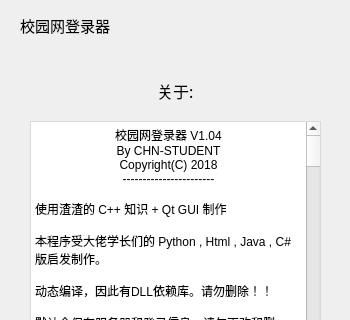
Qt form srun-3k-ui/mainwindow.ui (ehaut/srun3k-client-ui) before a commit; both pictures show x 0 to 350 and y 0 to 320 of the 350 by 500 pixel window.
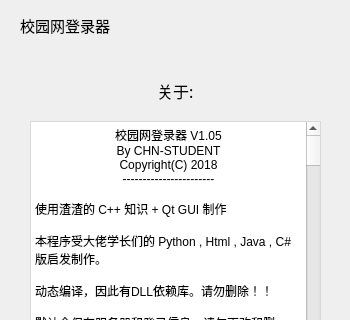
The same form after that commit.

Commit message: 在登陆和注销前先检查用户状态，防止在其他设备登陆或注销造成程序无法使用的问题

The edit to the form file:
```diff
--- a/srun-3k-ui/mainwindow.ui
+++ b/srun-3k-ui/mainwindow.ui
@@ -1244,7 +1244,7 @@
 &lt;html&gt;&lt;head&gt;&lt;meta name=&quot;qrichtext&quot; content=&quot;1&quot; /&gt;&lt;style type=&quot;text/css&quot;&gt;
 p, li { white-space: pre-wrap; }
 &lt;/style&gt;&lt;/head&gt;&lt;body style=&quot; font-family:'SimSun'; font-size:9pt; font-weight:400; font-style:normal;&quot;&gt;
-&lt;p align=&quot;center&quot; style=&quot; margin-top:0px; margin-bottom:0px; margin-left:0px; margin-right:0px; -qt-block-indent:0; text-indent:0px;&quot;&gt;校园网登录器 V1.04&lt;/p&gt;
+&lt;p align=&quot;center&quot; style=&quot; margin-top:0px; margin-bottom:0px; margin-left:0px; margin-right:0px; -qt-block-indent:0; text-indent:0px;&quot;&gt;校园网登录器 V1.05&lt;/p&gt;
 &lt;p align=&quot;center&quot; style=&quot; margin-top:0px; margin-bottom:0px; margin-left:0px; margin-right:0px; -qt-block-indent:0; text-indent:0px;&quot;&gt;By CHN-STUDENT&lt;/p&gt;
 &lt;p align=&quot;center&quot; style=&quot; margin-top:0px; margin-bottom:0px; margin-left:0px; margin-right:0px; -qt-block-indent:0; text-indent:0px;&quot;&gt;Copyright(C) 2018&lt;/p&gt;
 &lt;p align=&quot;center&quot; style=&quot; margin-top:0px; margin-bottom:0px; margin-left:0px; margin-right:0px; -qt-block-indent:0; text-indent:0px;&quot;&gt;-----------------------&lt;/p&gt;
@@ -1270,6 +1270,9 @@
 &lt;p style=&quot;-qt-paragraph-type:empty; margin-top:0px; margin-bottom:0px; margin-left:0px; margin-right:0px; -qt-block-indent:0; text-indent:0px;&quot;&gt;&lt;br /&gt;&lt;/p&gt;
 &lt;p style=&quot; margin-top:0px; margin-bottom:0px; margin-left:0px; margin-right:0px; -qt-block-indent:0; text-indent:0px;&quot;&gt;-----------------------&lt;/p&gt;
 &lt;p style=&quot; margin-top:0px; margin-bottom:0px; margin-left:0px; margin-right:0px; -qt-block-indent:0; text-indent:0px;&quot;&gt;更新日志:&lt;/p&gt;
+&lt;p style=&quot;-qt-paragraph-type:empty; margin-top:0px; margin-bottom:0px; margin-left:0px; margin-right:0px; -qt-block-indent:0; text-indent:0px;&quot;&gt;&lt;br /&gt;&lt;/p&gt;
+&lt;p style=&quot; margin-top:0px; margin-bottom:0px; margin-left:0px; margin-right:0px; -qt-block-indent:0; text-indent:0px;&quot;&gt;V1.05 在登陆和注销前先检查用户状态，防止在其他设备登陆或注销造成程序无法使用的问题。&lt;/p&gt;
+&lt;p style=&quot;-qt-paragraph-type:empty; margin-top:0px; margin-bottom:0px; margin-left:0px; margin-right:0px; -qt-block-indent:0; text-indent:0px;&quot;&gt;&lt;br /&gt;&lt;/p&gt;
 &lt;p style=&quot; margin-top:0px; margin-bottom:0px; margin-left:0px; margin-right:0px; -qt-block-indent:0; text-indent:0px;&quot;&gt;V1.04 修复公告文件重复写入文件，改变个人信息读取方法，界面居中化改观。&lt;/p&gt;
 &lt;p style=&quot;-qt-paragraph-type:empty; margin-top:0px; margin-bottom:0px; margin-left:0px; margin-right:0px; -qt-block-indent:0; text-indent:0px;&quot;&gt;&lt;br /&gt;&lt;/p&gt;
 &lt;p style=&quot; margin-top:0px; margin-bottom:0px; margin-left:0px; margin-right:0px; -qt-block-indent:0; text-indent:0px;&quot;&gt;V1.03.3.1修复TAB聚焦问题，修复右键菜单选中高亮，支持在关于里直接打开链接。&lt;/p&gt;
```
The commit also changes 1 other file.
